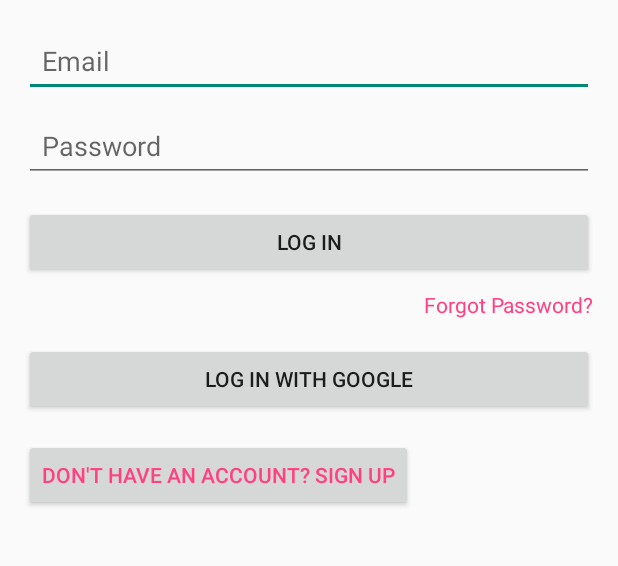
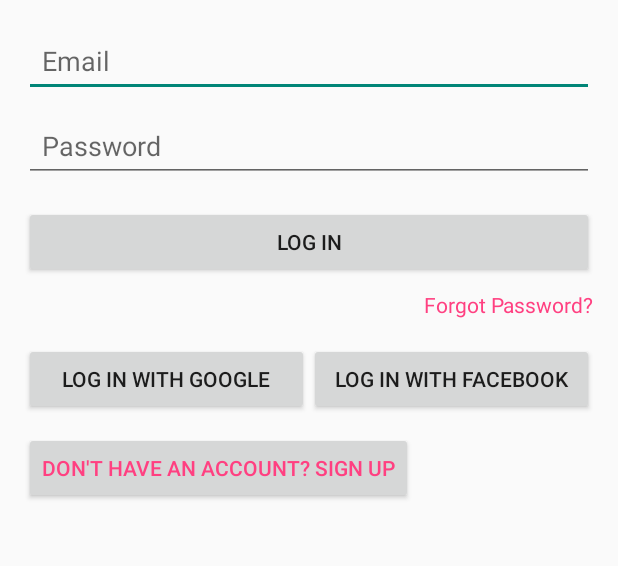
Before and after one commit to nqhop/student-info-management-firebase-firestore-android, an Android app: the screen it shows after launch (LoginActivity), on a phone screen of 412 x 824 dp, the part 336-902 px from its top. Run offline under Robolectric (Android 15) with nearby library versions, the phone set to English and light mode, and no system bars; our stand-ins replace Firebase (no records; nobody signed in at launch, a user with empty details on screens opened directly).

Commit message:
login with phở bo

```diff
--- a/app/build.gradle.kts
+++ b/app/build.gradle.kts
@@ -64,6 +64,8 @@ dependencies {
     implementation("com.google.android.material:material:1.6.0")
     implementation("com.google.firebase:firebase-auth:22.0.0")
     implementation("com.google.android.gms:play-services-auth:20.7.0")
+    implementation("com.facebook.android:facebook-android-sdk:latest_version")
+
 
 
 
--- a/app/src/main/res/layout/activity_login.xml
+++ b/app/src/main/res/layout/activity_login.xml
@@ -1,4 +1,3 @@
-<!-- activity_login.xml -->
 <RelativeLayout xmlns:android="http://schemas.android.com/apk/res/android"
     xmlns:app="http://schemas.android.com/apk/res-auto"
     android:layout_width="match_parent"
@@ -52,20 +51,35 @@
         android:text="Forgot Password?"
         android:textColor="@color/colorAccent" />
 
-    <Button
-        android:id="@+id/btnLoginWithGoogle"
+    <LinearLayout
+        android:id="@+id/linearLayoutSocialButtons"
         android:layout_width="match_parent"
         android:layout_height="wrap_content"
-        android:layout_below="@id/textViewForgotPassword"
-        android:layout_marginTop="16dp"
-        android:text="Log In with Google" />
+        android:layout_below="@+id/textViewForgotPassword"
+        android:orientation="horizontal"
+        android:layout_marginTop="16dp">
+
+        <Button
+            android:id="@+id/btnLoginWithGoogle"
+            android:layout_width="0dp"
+            android:layout_height="wrap_content"
+            android:layout_weight="1"
+            android:text="Log In with Google" />
+
+        <Button
+            android:id="@+id/btnLoginWithFacebook"
+            android:layout_width="0dp"
+            android:layout_height="wrap_content"
+            android:layout_weight="1"
+            android:text="Log In with Facebook" />
+    </LinearLayout>
 
     <Button
         android:id="@+id/btnGoToSignup"
         android:layout_width="wrap_content"
         android:layout_height="wrap_content"
-        android:layout_below="@id/btnLoginWithGoogle"
-        android:layout_marginTop="16dp"
+        android:layout_below="@+id/linearLayoutSocialButtons"
+        android:layout_marginTop="11dp"
         android:text="Don't have an account? Sign Up"
         android:textColor="@color/colorAccent" />
 
--- a/app/src/main/res/values/strings.xml
+++ b/app/src/main/res/values/strings.xml
@@ -1,4 +1,7 @@
 <resources>
     <string name="app_name">Student Information Management</string>
     <string name="default_web_client_id">551885345901-vf00mh6kjg7itt6fvtr9sjhr3eqg87lv.apps.googleusercontent.com</string>
+    <string name="facebook_app_name">StudentManagement</string>
+    <string name="facebook_login_protocol_scheme">567760092174574</string>
+
 </resources>
```
Also changed, not shown: app/src/main/AndroidManifest.xml (+21 -0 lines).
